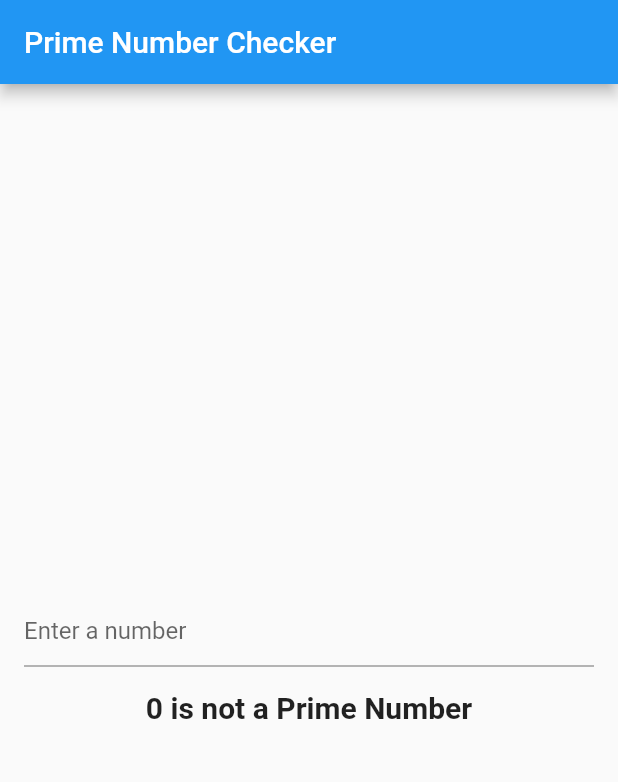
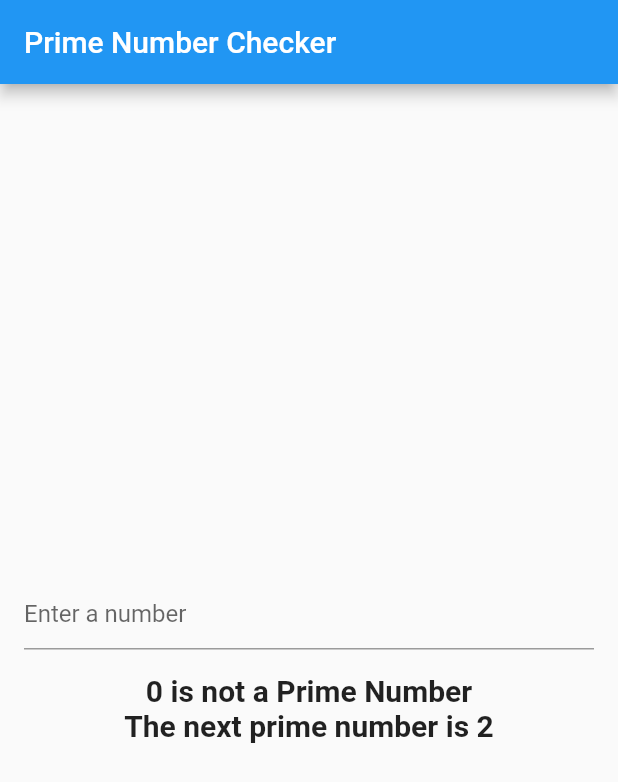
Before and after one commit to vedikamulik23/learn_flutter, a Flutter app: the screen it shows after launch, on a phone screen of 412 x 824 dp. Shown: the top 782 px of the screen. Run offline on Flutter 3.47's test engine with Material 2 defaults, Android fonts, the phone set to English and light mode, and no system bars.

Commit message:
next prime number

```diff
--- a/lib/main.dart
+++ b/lib/main.dart
@@ -37,6 +37,11 @@ class _HomeScreenState extends State<HomeScreen> {
     return true;
   }
 
+  int _nextPrime(int number) {
+    while (!_isPrime(++number)) {}
+    return number;
+  }
+
   @override
   Widget build(BuildContext context) {
     return Scaffold(
@@ -69,8 +74,14 @@ class _HomeScreenState extends State<HomeScreen> {
                   fontWeight: FontWeight.bold,
                 ),
               ),
-          ],
+              Text(
+                "The next prime number is ${_nextPrime(_number)}",
+                style: const TextStyle(
+                  fontSize: 20,
+                  fontWeight: FontWeight.bold,
                 ),
+              ),
+            ]),
       ),
     );
   }
```
Lines whose indentation alone changed are shown as unchanged.
